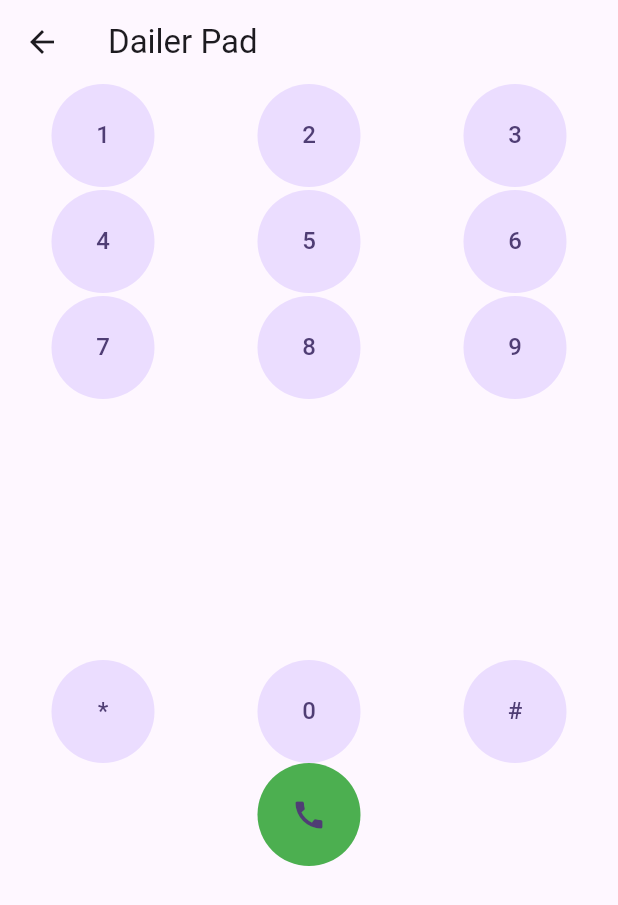
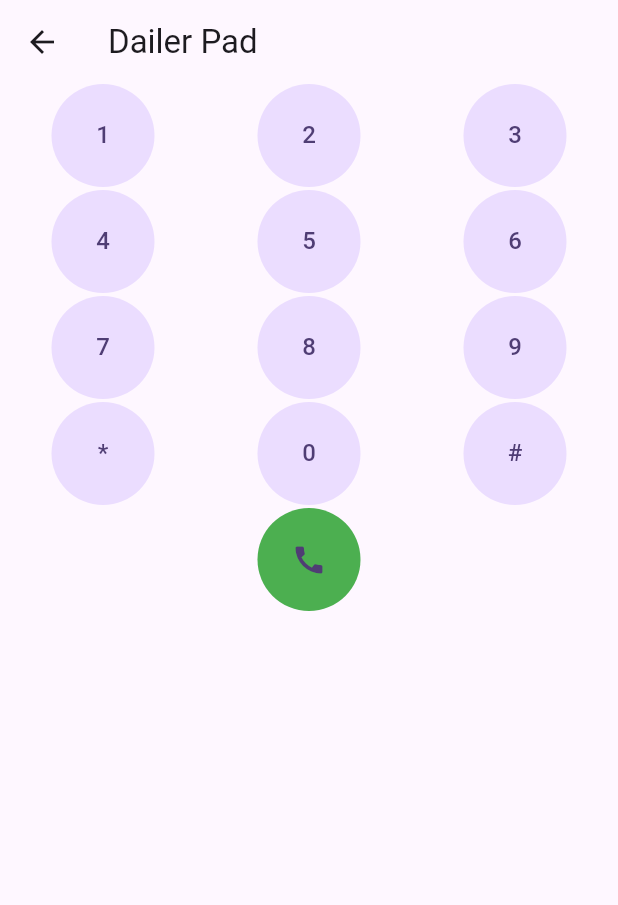
Before and after one commit to ShraddhaDeshmukh10/Training-peroid-app, a Flutter app: the Dialer_pad screen opened by its route, after a tap on the "call" icon, on a phone screen of 412 x 824 dp. Shown: the top 905 px of the screen. Run offline on Flutter 3.47's test engine with Material 3 defaults, Android fonts, the phone set to English and light mode, and no system bars; our stand-ins replace fluttertoast.

```diff
--- a/lib/View/ToDO_App/dialerpad.dart
+++ b/lib/View/ToDO_App/dialerpad.dart
@@ -1,5 +1,4 @@
 import 'package:flutter/material.dart';
-import 'package:flutter/widgets.dart';
 
 class Dialer_pad extends StatefulWidget {
   const Dialer_pad({super.key});
@@ -25,6 +24,21 @@ class _Dialer_padState extends State<Dialer_pad> {
         child: Text(i.toString()),
       ));
     }
+    for (var item in dialpadextra) {
+      if (item.isEmpty) {
+        numberbuttons.add(SizedBox());
+      } else if (item == 'call') {
+        numberbuttons.add(CircleAvatar(
+            backgroundColor: Colors.green,
+            radius: 30,
+            child: IconButton(onPressed: () {}, icon: Icon(Icons.call))));
+      } else {
+        numberbuttons.add(CircleAvatar(
+          radius: 20,
+          child: Text(item),
+        ));
+      }
+    }
   }
 
   @override
@@ -46,31 +60,31 @@ class _Dialer_padState extends State<Dialer_pad> {
                   return numberbuttons[index];
                 }),
           ),
-          Expanded(
-            child: GridView.builder(
-              gridDelegate: SliverGridDelegateWithFixedCrossAxisCount(
-                  crossAxisCount: 3,
-                  crossAxisSpacing: 0,
-                  mainAxisSpacing: 0,
-                  childAspectRatio: 2.0),
-              itemCount: dialpadextra.length,
-              itemBuilder: (context, index) {
-                if (dialpadextra[index].isEmpty) {
-                  return const SizedBox();
-                } else if (dialpadextra[index] == "call") {
-                  return CircleAvatar(
-                      backgroundColor: Colors.green,
-                      radius: 30,
-                      child:
-                          IconButton(onPressed: () {}, icon: Icon(Icons.call)));
-                } else
-                  return CircleAvatar(
-                    radius: 20,
-                    child: Text(dialpadextra[index]),
-                  );
-              },
-            ),
-          )
+          // Expanded(
+          //   child: GridView.builder(
+          //     gridDelegate: SliverGridDelegateWithFixedCrossAxisCount(
+          //         crossAxisCount: 3,
+          //         crossAxisSpacing: 0,
+          //         mainAxisSpacing: 0,
+          //         childAspectRatio: 2.0),
+          //     itemCount: dialpadextra.length,
+          //     itemBuilder: (context, index) {
+          //       if (dialpadextra[index].isEmpty) {
+          //         return const SizedBox();
+          //       } else if (dialpadextra[index] == "call") {
+          //         return CircleAvatar(
+          //             backgroundColor: Colors.green,
+          //             radius: 30,
+          //             child:
+          //                 IconButton(onPressed: () {}, icon: Icon(Icons.call)));
+          //       } else
+          //         return CircleAvatar(
+          //           radius: 20,
+          //           child: Text(dialpadextra[index]),
+          //         );
+          //     },
+          //   ),
+          // )
           // GridView.count(
           //   crossAxisCount: 3,
           //   crossAxisSpacing: 10.0,
--- a/lib/View/ToDO_App/user_details.dart
+++ b/lib/View/ToDO_App/user_details.dart
@@ -1,5 +1,4 @@
 import 'package:flutter/material.dart';
-import 'package:flutter/services.dart';
 import 'package:fluttertoast/fluttertoast.dart';
 
 class User_Details_Feedbackform extends StatefulWidget {
@@ -79,6 +78,7 @@ class _User_Details_FeedbackformState extends State<User_Details_Feedbackform> {
                           if (!RegExp(r'^[a-zA-Z]+$').hasMatch(value!)) {
                             Fluttertoast.showToast(
                                 msg: "We accept Alphabets Only",
+                                webShowClose: true,
                                 backgroundColor: Colors.blue.shade300);
                           }
                         },
@@ -91,13 +91,13 @@ class _User_Details_FeedbackformState extends State<User_Details_Feedbackform> {
                     ),
                     Container(
                       width: 500,
-                      margin: EdgeInsets.only(right: 240),
-                      child: Text("Select The Gender",
+                      margin: const EdgeInsets.only(right: 240),
+                      child: const Text("Select The Gender",
                           style: TextStyle(
                               fontSize: 18, fontWeight: FontWeight.bold)),
                     ),
                     RadioListTile(
-                        title: Text("Female"),
+                        title: const Text("Female"),
                         value: _genderlist[0],
                         groupValue: _selectedopt,
                         onChanged: (value) {
@@ -106,7 +106,7 @@ class _User_Details_FeedbackformState extends State<User_Details_Feedbackform> {
                           });
                         }),
                     RadioListTile(
-                        title: Text("Male"),
+                        title: const Text("Male"),
                         value: _genderlist[1],
                         groupValue: _selectedopt,
                         onChanged: (value) {
```
